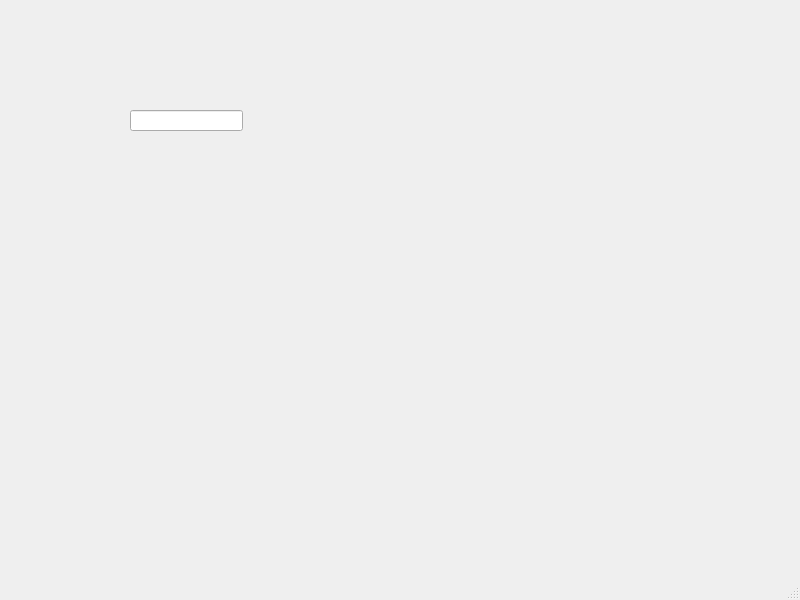
First picture: the form in Vorlagen/Streetplanner/Streetplanner/mainwindow.ui, repository soenkesoos/PI1, before the edit.
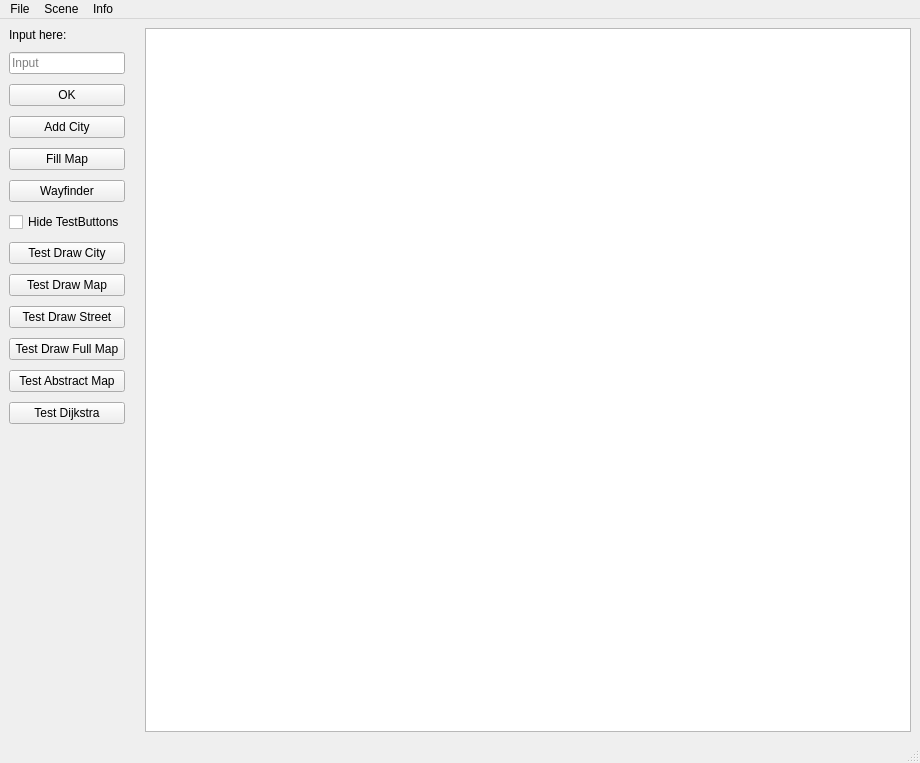
Second picture: the form after the edit.

Patch:
```diff
--- a/Vorlagen/Streetplanner/Streetplanner/mainwindow.ui
+++ b/Vorlagen/Streetplanner/Streetplanner/mainwindow.ui
@@ -6,34 +6,168 @@
    <rect>
     <x>0</x>
     <y>0</y>
-    <width>800</width>
-    <height>600</height>
+    <width>920</width>
+    <height>763</height>
    </rect>
   </property>
   <property name="windowTitle">
    <string>MainWindow</string>
   </property>
   <widget class="QWidget" name="centralwidget">
-   <widget class="QLineEdit" name="lineEdit">
-    <property name="geometry">
-     <rect>
-      <x>130</x>
-      <y>110</y>
-      <width>113</width>
-      <height>21</height>
-     </rect>
+   <layout class="QGridLayout" name="gridLayout" columnstretch="0,1">
+    <property name="horizontalSpacing">
+     <number>20</number>
     </property>
-   </widget>
+    <property name="verticalSpacing">
+     <number>10</number>
+    </property>
+    <item row="10" column="0">
+     <widget class="QPushButton" name="pushButton_TestDrawFullMap">
+      <property name="text">
+       <string>Test Draw Full Map</string>
+      </property>
+     </widget>
+    </item>
+    <item row="8" column="0">
+     <widget class="QPushButton" name="pushButton_TestDrawMapWithCities">
+      <property name="text">
+       <string>Test Draw Map</string>
+      </property>
+     </widget>
+    </item>
+    <item row="0" column="0">
+     <widget class="QLabel" name="label_Input">
+      <property name="text">
+       <string>Input here:</string>
+      </property>
+     </widget>
+    </item>
+    <item row="13" column="0">
+     <spacer name="verticalSpacer">
+      <property name="orientation">
+       <enum>Qt::Vertical</enum>
+      </property>
+      <property name="sizeHint" stdset="0">
+       <size>
+        <width>20</width>
+        <height>40</height>
+       </size>
+      </property>
+     </spacer>
+    </item>
+    <item row="6" column="0">
+     <widget class="QCheckBox" name="checkBox_HideTestButtons">
+      <property name="text">
+       <string>Hide TestButtons</string>
+      </property>
+     </widget>
+    </item>
+    <item row="3" column="0">
+     <widget class="QPushButton" name="pushButton_AddCity">
+      <property name="text">
+       <string>Add City</string>
+      </property>
+     </widget>
+    </item>
+    <item row="9" column="0">
+     <widget class="QPushButton" name="pushButton_TestDrawStreet">
+      <property name="text">
+       <string>Test Draw Street</string>
+      </property>
+     </widget>
+    </item>
+    <item row="7" column="0">
+     <widget class="QPushButton" name="pushButton_TestDrawCity">
+      <property name="text">
+       <string>Test Draw City</string>
+      </property>
+     </widget>
+    </item>
+    <item row="12" column="0">
+     <widget class="QPushButton" name="pushButton_TestDijkstra">
+      <property name="text">
+       <string>Test Dijkstra</string>
+      </property>
+     </widget>
+    </item>
+    <item row="11" column="0">
+     <widget class="QPushButton" name="pushButton_TestAbstractMap">
+      <property name="text">
+       <string>Test Abstract Map</string>
+      </property>
+     </widget>
+    </item>
+    <item row="4" column="0">
+     <widget class="QPushButton" name="pushButton_FillMap">
+      <property name="text">
+       <string>Fill Map</string>
+      </property>
+     </widget>
+    </item>
+    <item row="0" column="1" rowspan="14">
+     <widget class="QGraphicsView" name="graphicsView"/>
+    </item>
+    <item row="2" column="0">
+     <widget class="QPushButton" name="pushButton_Input">
+      <property name="toolTip">
+       <string>send the Input</string>
+      </property>
+      <property name="text">
+       <string>OK</string>
+      </property>
+     </widget>
+    </item>
+    <item row="1" column="0">
+     <widget class="QLineEdit" name="lineEdit_Input">
+      <property name="placeholderText">
+       <string>Input</string>
+      </property>
+      <property name="clearButtonEnabled">
+       <bool>true</bool>
+      </property>
+     </widget>
+    </item>
+    <item row="5" column="0">
+     <widget class="QPushButton" name="pushButton_Wayfinder">
+      <property name="text">
+       <string>Wayfinder</string>
+      </property>
+     </widget>
+    </item>
+   </layout>
   </widget>
   <widget class="QMenuBar" name="menubar">
    <property name="geometry">
     <rect>
      <x>0</x>
      <y>0</y>
-     <width>800</width>
+     <width>920</width>
      <height>24</height>
     </rect>
    </property>
+   <widget class="QMenu" name="menuFile">
+    <property name="title">
+     <string>File</string>
+    </property>
+    <addaction name="actionOpen"/>
+    <addaction name="actionSave"/>
+    <addaction name="actionExit"/>
+   </widget>
+   <widget class="QMenu" name="menuScene">
+    <property name="title">
+     <string>Scene</string>
+    </property>
+    <addaction name="actionClear_Scene"/>
+   </widget>
+   <widget class="QMenu" name="menuInfo">
+    <property name="title">
+     <string>Info</string>
+    </property>
+    <addaction name="actionAbout"/>
+   </widget>
+   <addaction name="menuFile"/>
+   <addaction name="menuScene"/>
+   <addaction name="menuInfo"/>
   </widget>
   <widget class="QStatusBar" name="statusbar"/>
  </widget>
```
Left out of the diff: 37 changed lines with no effect on the pictures.
